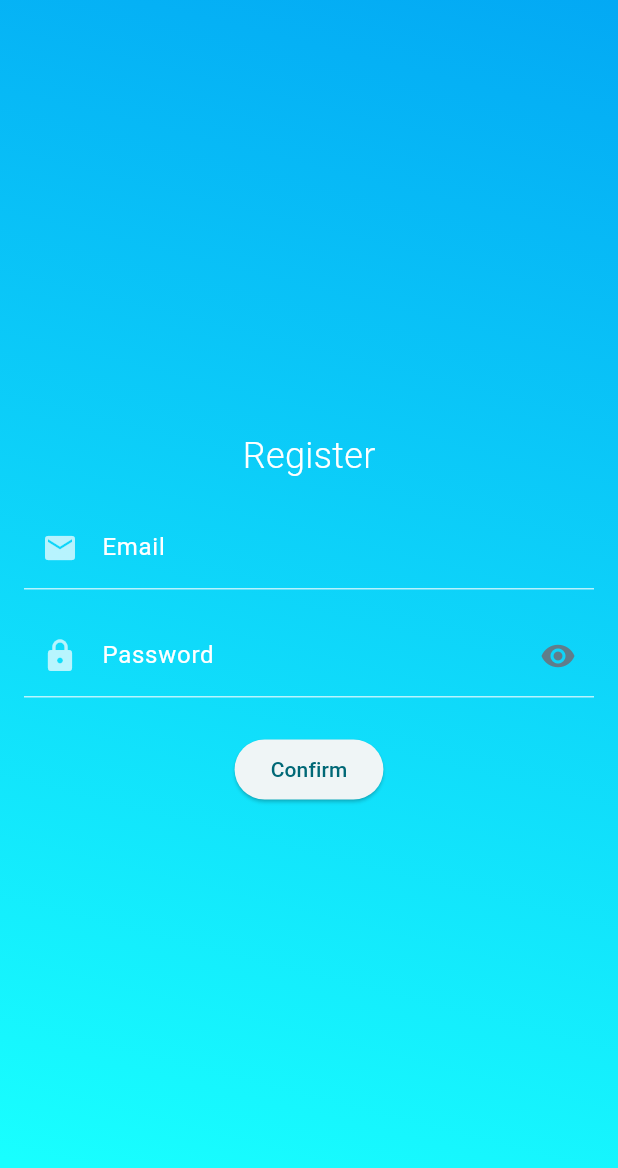
After one commit to jvcss/anotes, a Flutter app: the screen it shows after launch, on a phone screen of 412 x 824 dp. The commit adds this screen. Shown: the top 1168 px of the screen. Run offline on Flutter 3.47's test engine with Material 2 defaults, Android fonts, the light colour scheme and no system bars; our stand-ins replace email_validator, firebase_auth, firebase_core, sqflite; accounts and stored records are empty.

Commit message:
add auth UI register, need slipt widgets

```diff
--- a/lib/main.dart
+++ b/lib/main.dart
@@ -1,6 +1,7 @@
 import 'package:anotes/philanthropy/models/topic_model.dart';
 import 'package:anotes/philanthropy/screens/philanthropy_screen.dart';
 import 'package:anotes/providers/authentication_provider.dart';
+import 'package:anotes/ui/authentication/register_screen.dart';
 import 'package:flutter/material.dart';
 import 'package:provider/provider.dart';
 
@@ -46,8 +47,30 @@ class App extends StatelessWidget {
         theme: ThemeData(
           colorScheme: ColorScheme.fromSeed(seedColor: Colors.cyan),
           useMaterial3: true,
+          textSelectionTheme: const TextSelectionThemeData(
+            cursorColor: Colors.white, // Set the desired caret color
+            selectionHandleColor:
+                Colors.lightBlue, // Set the desired selection handle color
           ),
-      home: const PhilanthropyScreen(),
+          inputDecorationTheme: const InputDecorationTheme(
+            filled: true,
+            focusColor: Colors.white,
+            fillColor: Colors.transparent,
+            border: UnderlineInputBorder(
+              borderSide: BorderSide(color: Colors.white),
+            ),
+            focusedBorder: UnderlineInputBorder(
+              borderSide: BorderSide(color: Colors.white),
+            ),
+            enabledBorder: UnderlineInputBorder(
+              borderSide: BorderSide(color: Colors.white70),
+            ),
+            activeIndicatorBorder: BorderSide(color: Colors.white),
+            labelStyle: TextStyle(color: Colors.white),
+            hintStyle: TextStyle(color: Colors.white),
+          ),
+        ),
+        home: RegisterScreen() //PhilanthropyScreen(),
         );
   }
 }
--- a/lib/providers/authentication_provider.dart
+++ b/lib/providers/authentication_provider.dart
@@ -1,22 +1,20 @@
-/**
- *
- * Implement the authentication_provider.dart:
- *
- *  provider will act as a bridge between the UI
- * and the authentication_service.dart.
- *
- *  It should expose methods for user registration,
- * user login, user logout, and accessing the current user's authentication state.
- *
- * The provider can make use of the ChangeNotifier or ChangeNotifierProvider
- * from the provider package to manage the authentication state and
- * notify the listeners when the state changes.
- *
- *  Inside the provider, you can initialize an instance of the
- * authentication_service.dart and call the appropriate
- * methods based on the actions triggered by the UI.
- *
- */
+///
+/// Implement the authentication_provider.dart:
+///
+///  provider will act as a bridge between the UI
+/// and the authentication_service.dart.
+///
+///  It should expose methods for user registration,
+/// user login, user logout, and accessing the current user's authentication state.
+///
+/// The provider can make use of the ChangeNotifier or ChangeNotifierProvider
+/// from the provider package to manage the authentication state and
+/// notify the listeners when the state changes.
+///
+///  Inside the provider, you can initialize an instance of the
+/// authentication_service.dart and call the appropriate
+/// methods based on the actions triggered by the UI.
+///
 
 import 'package:flutter/material.dart';
 import 'package:firebase_auth/firebase_auth.dart';
@@ -28,12 +26,12 @@ class AuthenticationProvider with ChangeNotifier {
   AuthenticationProvider() : _authenticationService = AuthenticationService();
 
   // Get the current user
-  User? get currentUser => _authenticationService.currentUser;
+  User? get currentUser => _authenticationService.getCurrentUser();
 
   // Register a new user
   Future<String?> registerUser(String email, String password) async {
     try {
-      await _authenticationService.registerUser(email, password);
+      await _authenticationService.signUpWithEmail(email, password);
       notifyListeners();
       return null; // Registration successful
     } catch (error) {
@@ -44,7 +42,7 @@ class AuthenticationProvider with ChangeNotifier {
   // Log in a user
   Future<String?> loginUser(String email, String password) async {
     try {
-      await _authenticationService.loginUser(email, password);
+      await _authenticationService.signInWithEmail(email, password);
       notifyListeners();
       return null; // Login successful
     } catch (error) {
@@ -54,7 +52,7 @@ class AuthenticationProvider with ChangeNotifier {
 
   // Log out the current user
   Future<void> logoutUser() async {
-    await _authenticationService.logoutUser();
+    await _authenticationService.signOut();
     notifyListeners();
   }
 }
--- /dev/null
+++ b/lib/ui/authentication/register_screen.dart
@@ -0,0 +1,146 @@
+import 'package:flutter/material.dart';
+import 'package:provider/provider.dart';
+import 'package:firebase_auth/firebase_auth.dart';
+import 'package:email_validator/email_validator.dart';
+import '../../providers/authentication_provider.dart';
+
+class RegisterScreen extends StatelessWidget {
+  final TextEditingController _emailController = TextEditingController();
+  final TextEditingController _passwordController = TextEditingController();
+
+  @override
+  Widget build(BuildContext context) {
+    return Scaffold(
+      body: Container(
+        decoration: const BoxDecoration(
+          gradient: LinearGradient(
+            colors: [Colors.lightBlue, Colors.cyanAccent],
+            begin: Alignment.topRight,
+            end: Alignment.bottomCenter,
+          ),
+        ),
+        child: Center(
+          child: Padding(
+            padding: const EdgeInsets.all(16.0),
+            child: Column(
+              mainAxisSize: MainAxisSize.min,
+              children: [
+                const Text(
+                  'Register',
+                  style: TextStyle(
+                      fontSize: 24,
+                      fontWeight: FontWeight.w300,
+                      color: Colors.white),
+                ),
+                const SizedBox(
+                  height: 16,
+                ),
+                TextFormField(
+                  controller: _emailController,
+                  decoration: const InputDecoration(
+                      labelText: 'Email',
+                      hintText: 'meu_melhor_email@gmail.com',
+                      prefixIconColor: Colors.white70,
+                      prefixIcon: Padding(
+                        padding: EdgeInsets.all(5),
+                        child: Icon(Icons.email),
+                      )),
+                  keyboardType: TextInputType.emailAddress,
+                  validator: (value) {
+                    return (value != null && value.contains('@'))
+                        ? 'Do not use the @ char.'
+                        : null;
+                    /*if (value!.isEmpty) {
+                      return 'Please enter your email';
+                    }
+                    if (!EmailValidator.validate(value)) {
+                      return 'Please enter a valid email address';
+                    }
+                    if (!isAllowedEmailProvider(value)) {
+                      return 'Please use a supported email provider (e.g., Google, Hotmail, Yahoo)';
+                    }
+                    return null;*/
+                  },
+                ),
+                const SizedBox(height: 16),
+                TextFormField(
+                  controller: _passwordController,
+                  decoration: const InputDecoration(
+                      labelText: 'Password',
+                      hintText: '******',
+                      prefixIconColor: Colors.white70,
+                      prefixIcon: Padding(
+                        padding: EdgeInsets.all(5),
+                        child: Icon(Icons.lock),
+                      ),
+                      suffixIconColor: Colors.blueGrey,
+                      suffixIcon: Padding(
+                        padding: EdgeInsets.all(5),
+                        child: Icon(Icons.visibility),
+                      )),
+                  obscureText: true,
+                  validator: (value) {
+                    if (value!.isEmpty) {
+                      return 'Please enter your password';
+                    }
+                    if (value.length < 6) {
+                      return 'Password should be at least 6 characters long';
+                    }
+                    return null;
+                  },
+                ),
+                const SizedBox(height: 24),
+                ElevatedButton(
+                  onPressed: () => {}, //_registerUser(context),
+                  child: const Text('Confirm'),
+                ),
+              ],
+            ),
+          ),
+        ),
+      ),
+    );
+  }
+
+  bool isAllowedEmailProvider(String email) {
+    final providers = ['google', 'hotmail', 'live', 'outlook', 'yahoo'];
+    final emailParts = email.split('@');
+    if (emailParts.length == 2) {
+      final domain = emailParts[1].toLowerCase();
+      return providers.any((provider) => domain.contains(provider));
+    }
+    return false;
+  }
+
+  void _registerUser(BuildContext context) {
+    final email = _emailController.text.trim();
+    final password = _passwordController.text.trim();
+    final authProvider =
+        Provider.of<AuthenticationProvider>(context, listen: false);
+
+    if (isAllowedEmailProvider(email) && EmailValidator.validate(email)) {
+      authProvider.registerUser(email, password).then((error) {
+        if (error == null) {
+          print('Registration successful');
+          // Registration successful
+          // Do something (e.g., navigate to home screen)
+        } else {
+          // Registration failed
+          showDialog(
+            context: context,
+            builder: (ctx) => AlertDialog(
+              title: const Text('Registration Error'),
+              content: Text(error),
+              actions: [
+                ElevatedButton(
+                  onPressed: () => Navigator.of(ctx).pop(),
+                  child: const Text('OK'),
+                ),
+              ],
+            ),
+          );
+        }
+      });
+    }
+  }
+}
--- a/pubspec.yaml
+++ b/pubspec.yaml
@@ -41,6 +41,7 @@ dependencies:
   sqflite_common_ffi: ^2.2.5
   firebase_core: ^2.13.1
   firebase_auth: ^4.6.2
+  email_validator: ^2.1.17
 
 dev_dependencies:
   flutter_test:
```
Also changed, not shown: lib/ui/authentication/forgot_password_screen.dart (added), lib/ui/authentication/login_screen.dart (added), pubspec.lock. Lines whose indentation alone changed are shown as unchanged.
